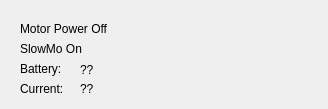
Old version of the form qt.ui in the repository embedCreativity/PalmettoGUI.
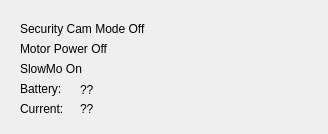
New version of the form.

Commit message: Added security cam mode - automated sweep

Diff of the .ui file:
```diff
--- a/qt.ui
+++ b/qt.ui
@@ -7,7 +7,7 @@
     <x>0</x>
     <y>0</y>
     <width>328</width>
-    <height>109</height>
+    <height>134</height>
    </rect>
   </property>
   <property name="windowTitle">
@@ -17,7 +17,7 @@
    <property name="geometry">
     <rect>
      <x>80</x>
-     <y>60</y>
+     <y>80</y>
      <width>61</width>
      <height>20</height>
     </rect>
@@ -30,7 +30,7 @@
    <property name="geometry">
     <rect>
      <x>20</x>
-     <y>60</y>
+     <y>80</y>
      <width>61</width>
      <height>17</height>
     </rect>
@@ -43,7 +43,7 @@
    <property name="geometry">
     <rect>
      <x>20</x>
-     <y>20</y>
+     <y>40</y>
      <width>131</width>
      <height>17</height>
     </rect>
@@ -56,7 +56,7 @@
    <property name="geometry">
     <rect>
      <x>20</x>
-     <y>80</y>
+     <y>100</y>
      <width>68</width>
      <height>17</height>
     </rect>
@@ -69,7 +69,7 @@
    <property name="geometry">
     <rect>
      <x>80</x>
-     <y>80</y>
+     <y>100</y>
      <width>68</width>
      <height>17</height>
     </rect>
@@ -82,7 +82,7 @@
    <property name="geometry">
     <rect>
      <x>20</x>
-     <y>40</y>
+     <y>60</y>
      <width>121</width>
      <height>17</height>
     </rect>
@@ -91,6 +91,19 @@
     <string>SlowMo On</string>
    </property>
   </widget>
+  <widget class="QLabel" name="lblSecurityCamMode">
+   <property name="geometry">
+    <rect>
+     <x>20</x>
+     <y>20</y>
+     <width>171</width>
+     <height>17</height>
+    </rect>
+   </property>
+   <property name="text">
+    <string>Security Cam Mode Off</string>
+   </property>
+  </widget>
  </widget>
  <resources/>
  <connections/>
```
The commit also changes 2 other files.
